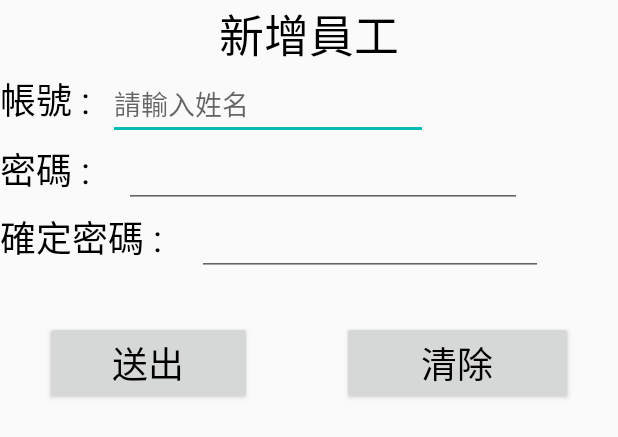
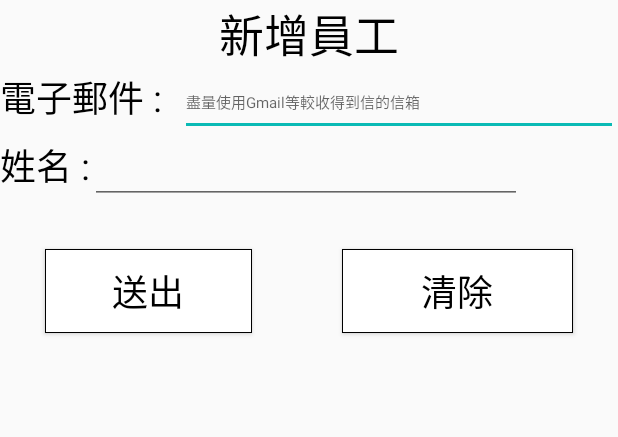
Before and after one commit to ProgramZheng/Android-Check, an Android app: the layout register.xml on its own in the app's theme, with its tools: preview values and no code run, on a phone screen of 412 x 824 dp. Shown: the top 437 px of the screen. Run offline under Robolectric (Android 15) with nearby library versions, the phone set to English and light mode, and no system bars.

Commit message:
完成註冊員工頁面

```diff
--- a/app/src/main/AndroidManifest.xml
+++ b/app/src/main/AndroidManifest.xml
@@ -45,6 +45,9 @@
 
         <activity android:name=".choose"
                   android:screenOrientation="portrait"/>
+
+        <activity android:name=".register"
+            android:screenOrientation="portrait"/>
         <!--
              The API key for Google Maps-based APIs is defined as a string resource.
              (See the file "res/values/google_maps_api.xml").
--- a/app/src/main/java/com/example/user/myapplication/login.java
+++ b/app/src/main/java/com/example/user/myapplication/login.java
@@ -87,7 +87,7 @@ public class login extends AsyncTask<String, Void, String> {
         }
         //status==true代表有此帳號密碼
         if(status) {
-            //初始化Intent物件，並將主畫面變成choose
+            //初始化Intent物件，並將主畫面變成Main2Activity
             Intent intent = new Intent(context, Main2Activity.class);
             intent.setFlags(Intent.FLAG_ACTIVITY_NEW_TASK);
             intent.putExtra("id",id);
--- a/app/src/main/res/layout/register.xml
+++ b/app/src/main/res/layout/register.xml
@@ -30,18 +30,18 @@
             android:layout_width="wrap_content"
             android:layout_height="wrap_content"
             android:layout_weight="0"
-            android:text="帳號 :  "
+            android:text="電子郵件 :  "
             android:textColor="@android:color/black"
             android:textSize="24sp" />
 
         <EditText
-            android:id="@+id/editText"
+            android:id="@+id/register_email"
             android:layout_width="wrap_content"
             android:layout_height="wrap_content"
             android:layout_weight="0"
-            android:ems="10"
-            android:hint="請輸入姓名"
-            android:inputType="textPersonName" />
+            android:hint="@string/email_warning"
+            android:ems="30"
+            android:inputType="textEmailAddress"/>
     </LinearLayout>
 
     <LinearLayout
@@ -53,43 +53,18 @@
             android:id="@+id/textView3"
             android:layout_width="wrap_content"
             android:layout_height="wrap_content"
-            android:layout_weight="0.07"
-            android:text="密碼 :"
+            android:layout_weight="0"
+            android:text="姓名 :"
             android:textColor="@android:color/black"
             android:textSize="24sp" />
 
         <EditText
-            android:id="@+id/editText2"
+            android:id="@+id/register_name"
             android:layout_width="wrap_content"
             android:layout_height="wrap_content"
             android:layout_marginRight="64dp"
             android:layout_weight="0.16"
-            android:ems="10"
-            android:inputType="numberPassword" />
-    </LinearLayout>
-
-    <LinearLayout
-        android:layout_width="match_parent"
-        android:layout_height="wrap_content"
-        android:orientation="horizontal">
-
-        <TextView
-            android:id="@+id/textView4"
-            android:layout_width="wrap_content"
-            android:layout_height="wrap_content"
-            android:layout_weight="1"
-            android:text="確定密碼 : "
-            android:textColor="@android:color/black"
-            android:textSize="24sp" />
-
-        <EditText
-            android:id="@+id/editText3"
-            android:layout_width="wrap_content"
-            android:layout_height="wrap_content"
-            android:layout_marginRight="50dp"
-            android:layout_weight="1"
-            android:ems="10"
-            android:inputType="number" />
+            android:ems="4"/>
     </LinearLayout>
 
     <LinearLayout
@@ -98,22 +73,24 @@
         android:orientation="horizontal">
 
         <Button
-            android:id="@+id/button2"
+            android:id="@+id/submit_register"
             android:layout_width="138dp"
             android:layout_height="wrap_content"
             android:layout_margin="30dp"
             android:text="送出"
-            android:textColor="@android:color/black"
+            android:background="@drawable/buttonclick"
+            android:textColor="@drawable/buttonclick"
             android:textSize="24sp" />
 
         <Button
-            android:id="@+id/button3"
+            android:id="@+id/clean_register"
             android:layout_width="138dp"
             android:layout_height="wrap_content"
             android:layout_margin="30dp"
             android:layout_weight="0.69"
             android:text="清除"
-            android:textColor="@android:color/black"
+            android:background="@drawable/buttonclick"
+            android:textColor="@drawable/buttonclick"
             android:textSize="24sp" />
     </LinearLayout>
 </LinearLayout>
--- a/app/src/main/res/values/strings.xml
+++ b/app/src/main/res/values/strings.xml
@@ -7,4 +7,7 @@
     <string name="title_activity_main2">打卡資料</string>
     <string name="section_format">Hello World from section: %1$d</string>
     <string name="title_activity_maps">Map</string>
+
+    <!--註冊畫面-->
+    <string name="email_warning"><font size="10">盡量使用Gmail等較收得到信的信箱</font></string>
 </resources>
```
Also changed, not shown: app/src/main/java/com/example/user/myapplication/manage.java (+18 -1 lines), app/src/main/java/com/example/user/myapplication/register.java (added, +46 -0 lines), app/src/main/java/com/example/user/myapplication/register_member.java (added, +71 -0 lines), app/src/main/res/layout/manage.xml (+15 -0 lines).
